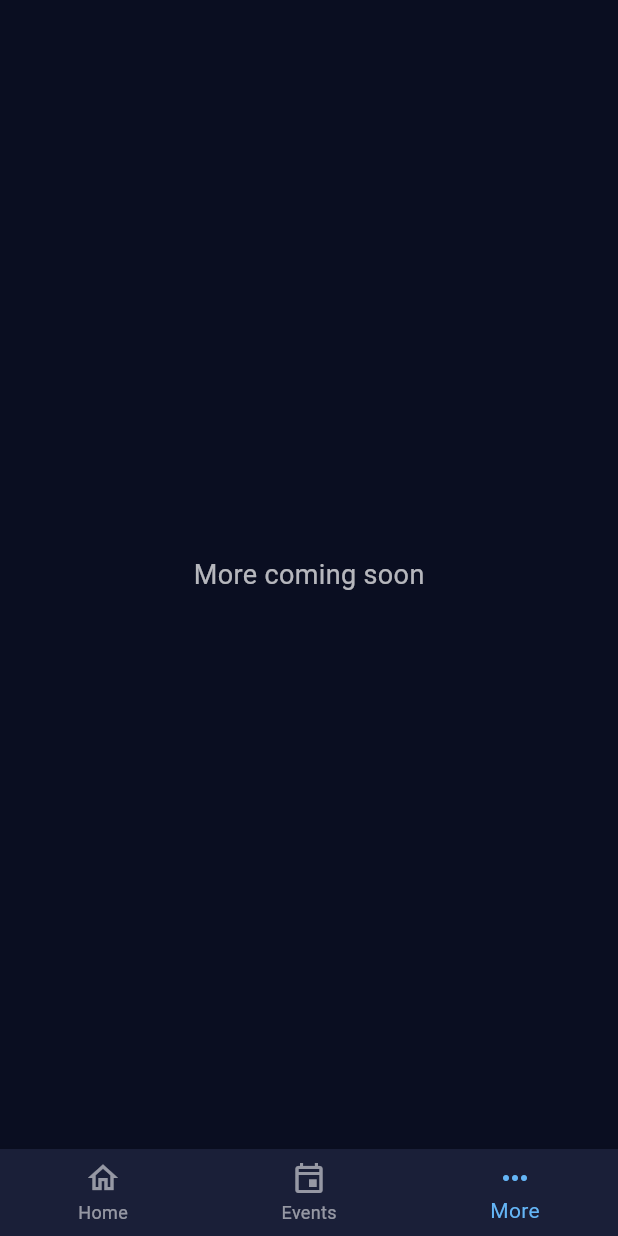
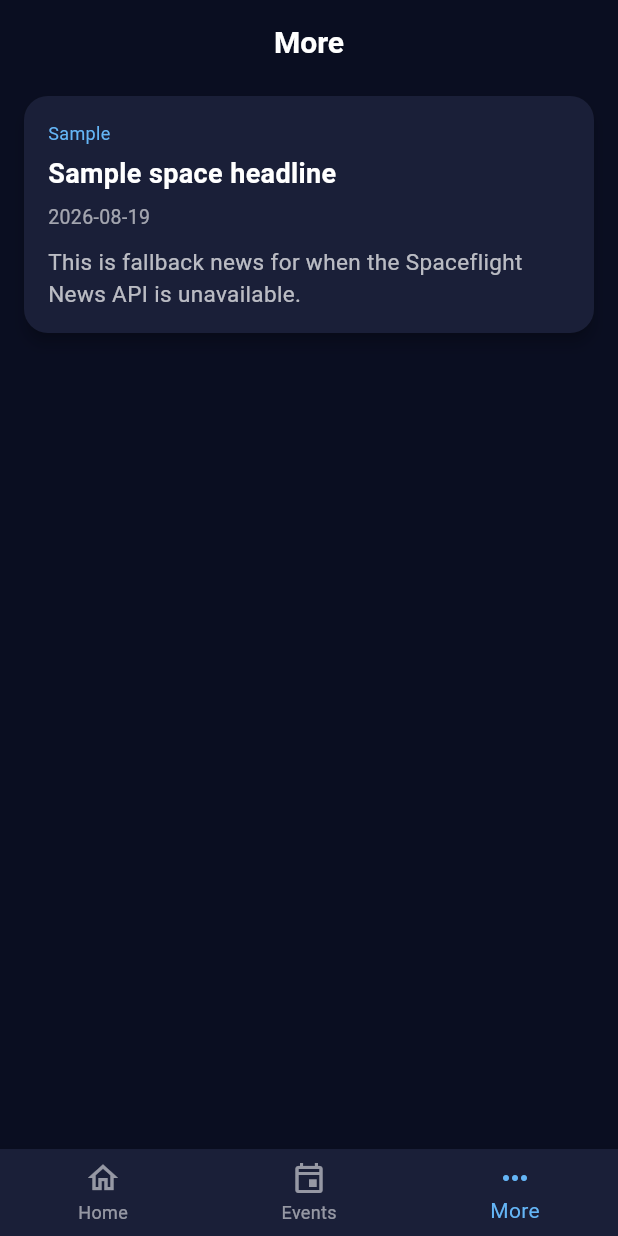
Before and after one commit to rwbadger26/spaceapp_flutter, a Flutter app: the screen it shows after launch, item 3 of the bottom bar chosen, on a phone screen of 412 x 824 dp. Run offline on Flutter 3.47's test engine with Material 3 defaults, Android fonts, the phone set to English and light mode, and no system bars; our stand-ins replace shared_preferences; network calls fail.

Commit message:
More: add Spaceflight News API headlines

```diff
--- /dev/null
+++ b/lib/models/news_article.dart
@@ -0,0 +1,32 @@
+class NewsArticle {
+  final String title;
+  final String summary;
+  final String date;
+  final String source;
+  final String? imageUrl;
+  final String? url;
+
+  NewsArticle({
+    required this.title,
+    required this.summary,
+    required this.date,
+    required this.source,
+    this.imageUrl,
+    this.url,
+  });
+
+  factory NewsArticle.fromJson(Map<String, dynamic> json) {
+    final publishedAt = json['published_at'] as String?;
+
+    return NewsArticle(
+      title: json['title'] ?? 'Untitled',
+      summary: json['summary'] ?? '',
+      date: (publishedAt != null && publishedAt.length >= 10)
+          ? publishedAt.substring(0, 10)
+          : 'TBD',
+      source: json['news_site'] ?? 'Unknown',
+      imageUrl: json['image_url'] as String?,
+      url: json['url'] as String?,
+    );
+  }
+}
--- a/lib/screens/more_screen.dart
+++ b/lib/screens/more_screen.dart
@@ -1,17 +1,58 @@
 import 'package:flutter/material.dart';
+import '../models/news_article.dart';
+import '../services/news_service.dart';
+import '../widgets/news_card.dart';
+import '../widgets/loading_error_widgets.dart';
 
-class MoreScreen extends StatelessWidget {
+class MoreScreen extends StatefulWidget {
   const MoreScreen({super.key});
 
   @override
+  State<MoreScreen> createState() => _MoreScreenState();
+}
+
+class _MoreScreenState extends State<MoreScreen> {
+  final NewsService _newsService = NewsService();
+  List<NewsArticle> _articles = [];
+  bool _isLoading = true;
+
+  @override
+  void initState() {
+    super.initState();
+    _loadArticles();
+  }
+
+  Future<void> _loadArticles() async {
+    setState(() {
+      _isLoading = true;
+    });
+
+    final articles = await _newsService.fetchArticles();
+
+    setState(() {
+      _articles = articles;
+      _isLoading = false;
+    });
+  }
+
+  @override
   Widget build(BuildContext context) {
-    return const Scaffold(
-      body: Center(
-        child: Text(
-          'More coming soon',
-          style: TextStyle(color: Colors.white70, fontSize: 18),
-        ),
+    return Scaffold(
+      appBar: AppBar(
+        title: const Text('More'),
       ),
+      body: _isLoading
+          ? const LoadingWidget()
+          : RefreshIndicator(
+              onRefresh: _loadArticles,
+              color: const Color(0xFF64B5F6),
+              child: ListView.builder(
+                itemCount: _articles.length,
+                itemBuilder: (context, index) {
+                  return NewsCard(article: _articles[index]);
+                },
+              ),
+            ),
     );
   }
 }
--- /dev/null
+++ b/lib/services/news_service.dart
@@ -0,0 +1,39 @@
+import 'dart:convert';
+import 'package:http/http.dart' as http;
+import '../models/news_article.dart';
+import '../utils/constants.dart';
+
+class NewsService {
+  List<NewsArticle> getSampleArticles() {
+    return [
+      NewsArticle(
+        title: 'Sample space headline',
+        summary:
+            'This is fallback news for when the Spaceflight News API is unavailable.',
+        date: '2026-08-19',
+        source: 'Sample',
+      ),
+    ];
+  }
+
+  Future<List<NewsArticle>> fetchArticles() async {
+    try {
+      final response = await http
+          .get(Uri.parse(Constants.spaceNewsUrl))
+          .timeout(const Duration(seconds: 8));
+
+      if (response.statusCode != 200) {
+        return getSampleArticles();
+      }
+
+      final Map<String, dynamic> data = json.decode(response.body);
+      final List<dynamic> results = data['results'] ?? [];
+
+      return results
+          .map((item) => NewsArticle.fromJson(item as Map<String, dynamic>))
+          .toList();
+    } catch (e) {
+      return getSampleArticles();
+    }
+  }
+}
--- a/lib/utils/constants.dart
+++ b/lib/utils/constants.dart
@@ -7,4 +7,6 @@ class Constants {
   static const String apodBaseUrl = 'https://api.nasa.gov/planetary/apod';
   static const String launchLibraryUrl =
       'https://ll.thespacedevs.com/2.3.0/launches/upcoming/?limit=40'; //static const String apodBaseUrl = 'pogger';
+  static const String spaceNewsUrl =
+    'https://api.spaceflightnewsapi.net/v4/articles/?limit=15';
 }
--- /dev/null
+++ b/lib/widgets/news_card.dart
@@ -0,0 +1,58 @@
+import 'package:flutter/material.dart';
+import '../models/news_article.dart';
+
+class NewsCard extends StatelessWidget {
+  final NewsArticle article;
+
+  const NewsCard({super.key, required this.article});
+
+  @override
+  Widget build(BuildContext context) {
+    return Card(
+      margin: const EdgeInsets.symmetric(horizontal: 16, vertical: 8),
+      child: Padding(
+        padding: const EdgeInsets.all(16),
+        child: Column(
+          crossAxisAlignment: CrossAxisAlignment.start,
+          children: [
+            Text(
+              article.source,
+              style: const TextStyle(
+                fontSize: 12,
+                color: Color(0xFF64B5F6),
+              ),
+            ),
+            const SizedBox(height: 6),
+            Text(
+              article.title,
+              style: const TextStyle(
+                fontSize: 18,
+                fontWeight: FontWeight.w600,
+                color: Colors.white,
+              ),
+            ),
+            const SizedBox(height: 6),
+            Text(
+              article.date,
+              style: TextStyle(
+                fontSize: 13,
+                color: Colors.white.withOpacity(0.6),
+              ),
+            ),
+            const SizedBox(height: 10),
+            Text(
+              article.summary,
+              maxLines: 3,
+              overflow: TextOverflow.ellipsis,
+              style: const TextStyle(
+                fontSize: 15,
+                color: Colors.white70,
+                height: 1.4,
+              ),
+            ),
+          ],
+        ),
+      ),
+    );
+  }
+}
```
